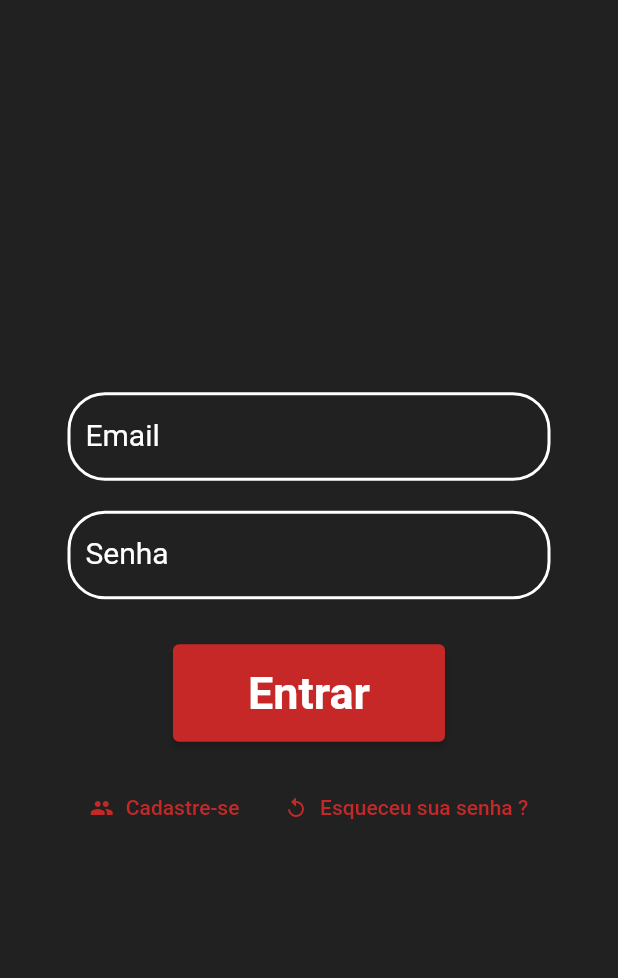
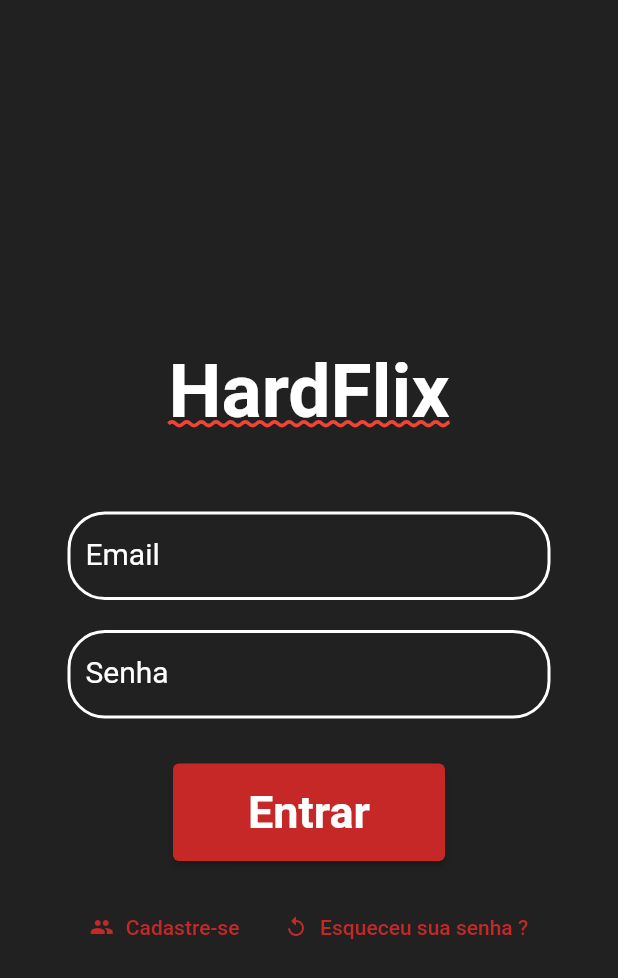
Before and after one commit to melo-gustavo/movies-app, a Flutter app: the screen it shows after launch, on a phone screen of 412 x 824 dp. Shown: the top 978 px of the screen. Run offline on Flutter 3.47's test engine with Material 2 defaults, Android fonts, the phone set to English and light mode, and no system bars; our stand-ins replace cloud_firestore, firebase_auth, firebase_core; accounts and stored records are empty.

Commit message:
corrigindo bugs

```diff
--- a/lib/main.dart
+++ b/lib/main.dart
@@ -80,6 +80,20 @@ class _MyHomePageState extends State<MyHomePage> {
               child: Column(
                 mainAxisAlignment: MainAxisAlignment.center,
                 children: [
+                  // ignore_for_file: prefer_const_constructors
+                  Padding(
+                    padding: const EdgeInsets.all(50),
+                    child: Text(
+                      'HardFlix',
+                      style: TextStyle(
+                          color: Colors.white,
+                          fontSize: 50,
+                          fontWeight: FontWeight.bold,
+                          decoration: TextDecoration.underline,
+                          decorationColor: Colors.red,
+                          decorationStyle: TextDecorationStyle.wavy),
+                    ),
+                  ),
                   TextFormField(
                       style: TextStyle(color: Colors.white),
                       controller: _emailController,
```
Also changed, not shown: lib/create_user.dart (+7 -2 lines).
